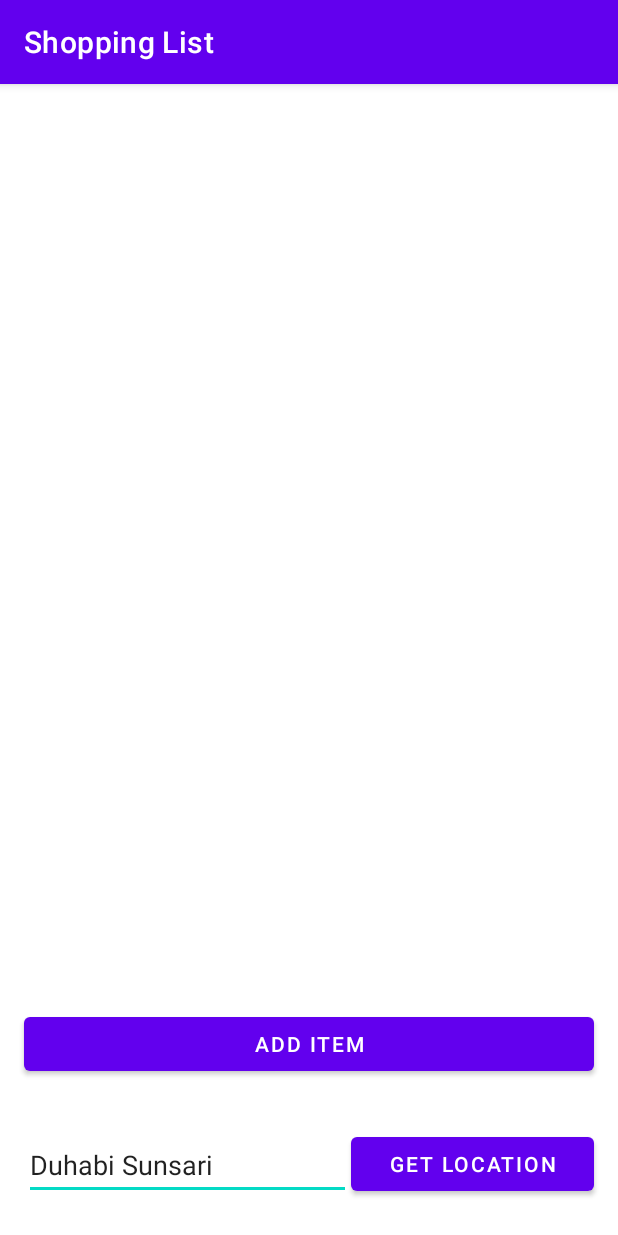
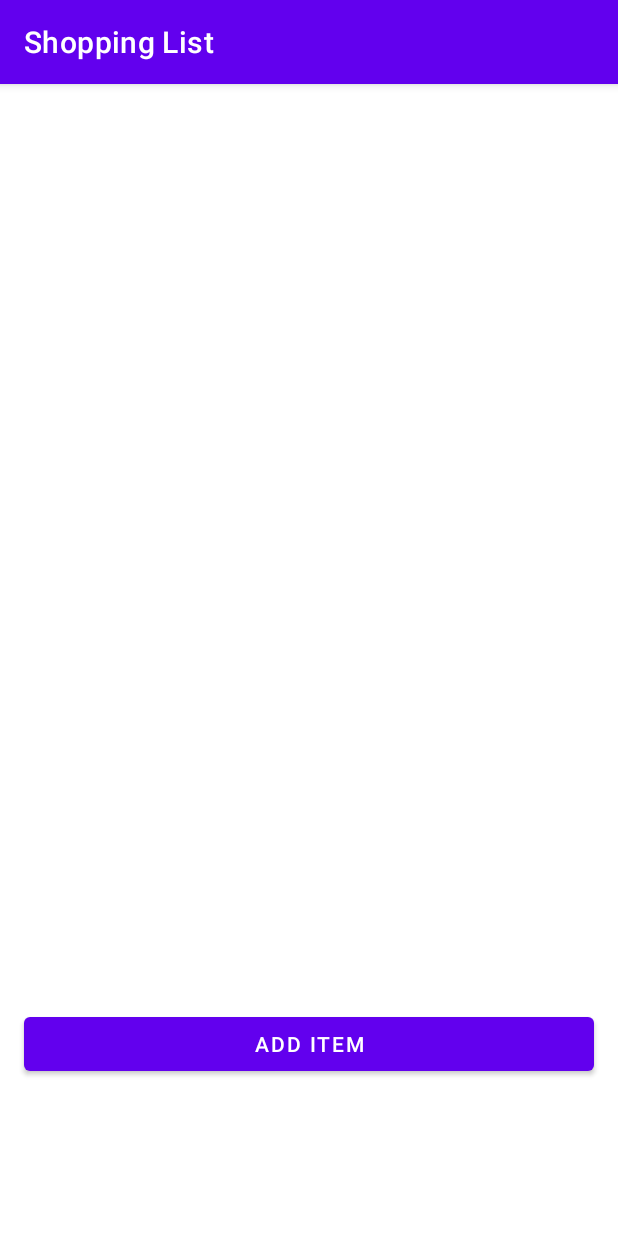
Before and after one commit to ayushpou/shopping_list, an Android app: the screen it shows after launch (MainActivity), on a phone screen of 412 x 824 dp. Run offline under Robolectric (Android 15) with nearby library versions, the phone set to English and light mode, and no system bars.

Commit message:
shopping list completed

```diff
--- a/app/src/main/java/com/example/shoppinglist/MainActivity.java
+++ b/app/src/main/java/com/example/shoppinglist/MainActivity.java
@@ -41,7 +41,7 @@ public class MainActivity extends AppCompatActivity {
         item_8 = findViewById(R.id.txtItemEight);
         item_9 = findViewById(R.id.txtItemNine);
         item_10 = findViewById(R.id.txtItemTen);
-        location = findViewById(R.id.location_text);
+
     }
 
     public void openItems(View view) {
--- a/app/src/main/res/layout/activity_main.xml
+++ b/app/src/main/res/layout/activity_main.xml
@@ -132,29 +132,5 @@
         app:layout_constraintTop_toBottomOf="@+id/txtItemNine"
         />
 
-    <EditText
-        android:id="@+id/location_text"
-        android:layout_width="218dp"
-        android:layout_height="46dp"
-        android:layout_marginStart="16dp"
-        android:layout_marginLeft="16dp"
-        android:layout_marginBottom="24dp"
-        android:ems="10"
-        android:inputType="textPersonName"
-        android:text="@string/location"
-        app:layout_constraintBottom_toBottomOf="parent"
-        app:layout_constraintStart_toStartOf="parent" />
 
-    <Button
-        android:id="@+id/button"
-        android:layout_width="0dp"
-        android:layout_height="wrap_content"
-        android:layout_marginEnd="16dp"
-        android:layout_marginRight="16dp"
-        android:layout_marginBottom="24dp"
-        android:onClick="openLocation"
-        android:text="@string/get_location"
-        app:layout_constraintBottom_toBottomOf="parent"
-        app:layout_constraintEnd_toEndOf="parent"
-        app:layout_constraintStart_toEndOf="@+id/location_text" />
 </androidx.constraintlayout.widget.ConstraintLayout>
```
Also changed, not shown: 2 other files.
